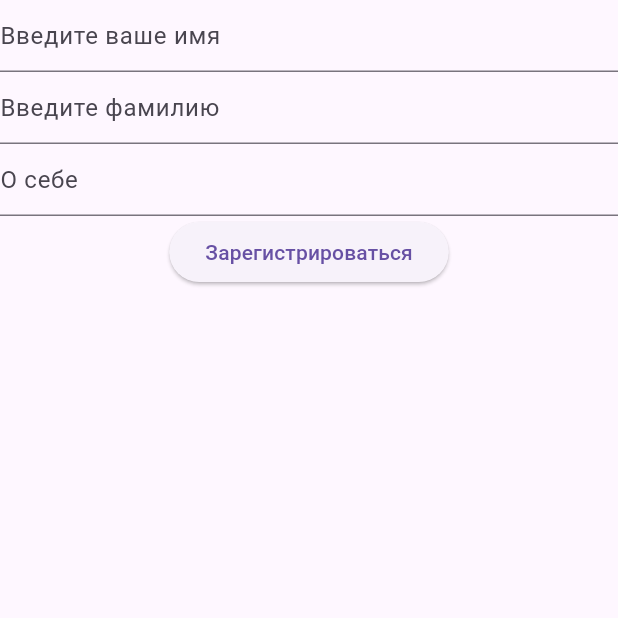
After one commit to Eife/chat_app, a Flutter app: the screen it shows after launch, after a tap on "Зарегистрироваться", on a phone screen of 412 x 824 dp, the top half of it. The commit adds this screen. Run offline on Flutter 3.47's test engine with Material 3 defaults, Android fonts, the phone set to English and light mode, and no system bars; our stand-ins replace bloc, cloud_firestore, firebase_auth, firebase_core, flutter_bloc, nb_utils; accounts and stored records are empty.

Commit message:
added firebase, bloc register, register screen(test)

```diff
--- /dev/null
+++ b/firestore.indexes.json
@@ -0,0 +1,4 @@
+{
+  "indexes": [],
+  "fieldOverrides": []
+}
--- /dev/null
+++ b/lib/bloc/bloc/register_bloc.dart
@@ -0,0 +1,37 @@
+import 'package:bloc/bloc.dart';
+import 'package:chat_app/models/models.dart';
+import 'package:cloud_firestore/cloud_firestore.dart';
+import 'package:firebase_auth/firebase_auth.dart';
+import 'package:meta/meta.dart';
+
+part 'register_event.dart';
+part 'register_state.dart';
+
+class RegisterBloc extends Bloc<RegisterEvent, RegisterState> {
+  RegisterBloc() : super(RegisterInitial()) {
+    on<CheckAndAuthorUserEvent>((event, emit) async {
+      final User? currentUser = FirebaseAuth.instance.currentUser;
+      if (currentUser != null)
+
+    print("Чек блок");
+
+      try {
+        print("try");
+        //Убрать ! что бы не было ошибки
+        final docSnapshot = await FirebaseFirestore.instance.collection("users").doc(currentUser!.uid).get();
+        if (docSnapshot.exists) {
+          UserModel user = UserModel.fromMap(docSnapshot.data()!);
+          emit(UserRegisterState(user: user));
+        } else {
+          emit(UserEmptyState());
+        }
+
+
+
+      } catch (e) {
+         print("Юзер null");
+        emit(UserEmptyState());
+      }
+    });
+  }
+}
--- /dev/null
+++ b/lib/bloc/bloc/register_event.dart
@@ -0,0 +1,8 @@
+part of 'register_bloc.dart';
+
+@immutable
+sealed class RegisterEvent {}
+
+class CheckAndAuthorUserEvent extends RegisterEvent {}
+
+class RegisterUserEvent extends RegisterEvent {}
--- /dev/null
+++ b/lib/bloc/bloc/register_state.dart
@@ -0,0 +1,15 @@
+part of 'register_bloc.dart';
+
+@immutable
+sealed class RegisterState {}
+
+final class RegisterInitial extends RegisterState {}
+
+final class UserEmptyState extends RegisterState {}
+
+final class UserRegisterState extends RegisterState {
+  UserModel user;
+
+  UserRegisterState({required this.user});
+
+}
--- /dev/null
+++ b/lib/bloc/chat_bloc/chat_bloc.dart
@@ -0,0 +1,13 @@
+import 'package:bloc/bloc.dart';
+import 'package:meta/meta.dart';
+
+part 'chat_event.dart';
+part 'chat_state.dart';
+
+class ChatBloc extends Bloc<ChatEvent, ChatState> {
+  ChatBloc() : super(ChatInitial()) {
+    on<ChatEvent>((event, emit) {
+      // TODO: implement event handler
+    });
+  }
+}
--- /dev/null
+++ b/lib/bloc/chat_bloc/chat_event.dart
@@ -0,0 +1,4 @@
+part of 'chat_bloc.dart';
+
+@immutable
+sealed class ChatEvent {}
--- /dev/null
+++ b/lib/bloc/chat_bloc/chat_state.dart
@@ -0,0 +1,6 @@
+part of 'chat_bloc.dart';
+
+@immutable
+sealed class ChatState {}
+
+final class ChatInitial extends ChatState {}
--- a/lib/main.dart
+++ b/lib/main.dart
@@ -1,11 +1,28 @@
+import 'package:chat_app/bloc/bloc/register_bloc.dart';
+import 'package:chat_app/bloc/chat_bloc/chat_bloc.dart';
+import 'package:chat_app/firebase_options.dart';
 import 'package:chat_app/screens/home_screen.dart';
+import 'package:chat_app/screens/start_screen.dart';
 import 'package:firebase_core/firebase_core.dart';
 import 'package:flutter/material.dart';
+import 'package:flutter_bloc/flutter_bloc.dart';
 
 void main() async {
-  // WidgetsFlutterBinding.ensureInitialized();
-  // await Firebase.initializeApp();
-  runApp(const MainApp());
+  WidgetsFlutterBinding.ensureInitialized();
+  await Firebase.initializeApp(options: DefaultFirebaseOptions.currentPlatform);
+
+  runApp(MultiBlocProvider(
+    providers: [
+      BlocProvider<RegisterBloc>(
+        create: (context) => RegisterBloc(),
+      ),
+      BlocProvider<ChatBloc>(
+        create: (context) => ChatBloc(),
+      ),
+    ],
+    child: MainApp(),
+  ));
+
 }
 
 class MainApp extends StatelessWidget {
@@ -15,7 +32,7 @@ class MainApp extends StatelessWidget {
   Widget build(BuildContext context) {
     return const MaterialApp(
       home: Scaffold(
-        body: HomeScreen(),
+        body: StartScreen(),
       ),
     );
   }
--- a/lib/models/models.dart
+++ b/lib/models/models.dart
@@ -1,6 +1,6 @@
 import 'dart:convert';
 
-class User {
+class UserModel {
   String uid;
   String name;
   String surname;
@@ -9,7 +9,7 @@ class User {
   DateTime? lastSeen;
   String? aboutMe;
 
-  User({
+  UserModel({
     required this.uid,
     required this.name,
     required this.surname,
@@ -31,8 +31,8 @@ class User {
     };
   }
 
-  factory User.fromMap(Map<String, dynamic> map) {
-    return User(
+  factory UserModel.fromMap(Map<String, dynamic> map) {
+    return UserModel(
       uid: map['uid'] as String,
       name: map['name'] as String,
       surname: map['surname'] as String,
@@ -45,5 +45,5 @@ class User {
 
   String toJson() => json.encode(toMap());
 
-  factory User.fromJson(String source) => User.fromMap(json.decode(source) as Map<String, dynamic>);
+  factory UserModel.fromJson(String source) => UserModel.fromMap(json.decode(source) as Map<String, dynamic>);
 }
--- a/lib/screens/home_screen.dart
+++ b/lib/screens/home_screen.dart
@@ -19,6 +19,10 @@ class _HomeScreenState extends State<HomeScreen> {
           children: [
             FindMessage(),
 
+
+
+
+
           ],
         ),
       ),
--- /dev/null
+++ b/lib/screens/register_screen.dart
@@ -0,0 +1,44 @@
+import 'package:flutter/material.dart';
+
+class RegisterScreen extends StatefulWidget {
+  const RegisterScreen({super.key});
+
+  @override
+  State<RegisterScreen> createState() => _RegisterScreenState();
+}
+
+class _RegisterScreenState extends State<RegisterScreen> {
+
+  final _formKey = GlobalKey<FormState>();
+  TextEditingController name = TextEditingController();
+  TextEditingController surname = TextEditingController();
+  TextEditingController aboutMe = TextEditingController();
+
+  @override
+  Widget build(BuildContext context) {
+    return Scaffold(
+      body: Container(
+        child: Form(
+          key: _formKey,
+          child: Column(
+            children: [
+              TextFormField(
+                controller: name,
+                decoration: InputDecoration(hintText: "Введите ваше имя"),
+              ),
+              TextFormField(
+                controller: surname,
+                decoration: InputDecoration(hintText: "Введите фамилию"),
+              ),
+              TextFormField(
+                controller: aboutMe,
+                decoration: InputDecoration(hintText: "О себе"),
+              ),
+              ElevatedButton(onPressed: () {}, child: Text("Зарегистрироваться")),
+            ],
+          ),
+        ),
+      ),
+    );
+  }
+}
--- /dev/null
+++ b/lib/screens/start_screen.dart
@@ -0,0 +1,31 @@
+import 'package:chat_app/bloc/bloc/register_bloc.dart';
+import 'package:chat_app/screens/home_screen.dart';
+import 'package:chat_app/screens/register_screen.dart';
+import 'package:flutter/material.dart';
+import 'package:flutter_bloc/flutter_bloc.dart';
+
+class StartScreen extends StatefulWidget {
+  const StartScreen({super.key});
+
+  @override
+  State<StartScreen> createState() => _StartScreenState();
+}
+
+class _StartScreenState extends State<StartScreen> {
+  @override
+  void initState() {
+    BlocProvider.of<RegisterBloc>(context).add(CheckAndAuthorUserEvent());
+    super.initState();
+  }
+
+  @override
+  Widget build(BuildContext context) {
+    return BlocListener<RegisterBloc, RegisterState>(listener: (context, state) {
+        if (state is RegisterInitial) {
+          Navigator.of(context).push(MaterialPageRoute(builder: (context) => HomeScreen()));
+        } },
+        child: RegisterScreen(),
+
+    );
+  }
+}
```
Also changed, not shown: firebase.json (added), lib/firebase_options.dart (added), 6 other files.
